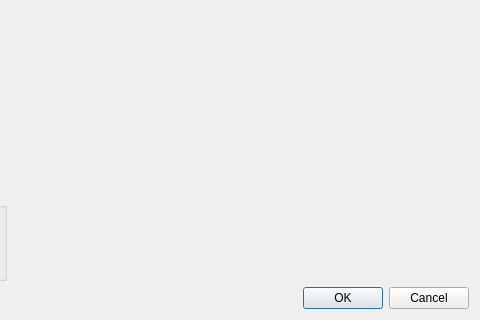
This is frameworks/tomography/Preprocessing/StdPreprocModulesGUI/src/vostripecleandlg.ui in neutronimaging/imagingsuite as Qt 5 draws it before an edit; both pictures show x 472 to 952 and y 192 to 512 of the 952 by 512 pixel window. The edited form follows.
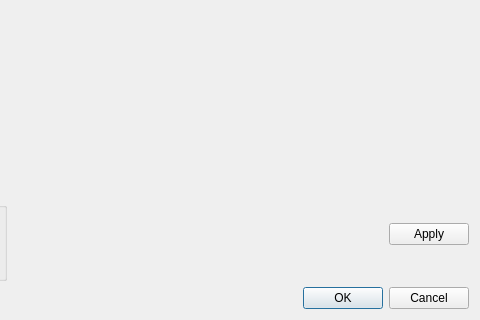
This is the edited form. Custom widgets are drawn as their Qt base class.

What changed in the file:
```diff
--- a/frameworks/tomography/Preprocessing/StdPreprocModulesGUI/src/vostripecleandlg.ui
+++ b/frameworks/tomography/Preprocessing/StdPreprocModulesGUI/src/vostripecleandlg.ui
@@ -209,6 +209,13 @@
        </property>
       </spacer>
      </item>
+     <item>
+      <widget class="QPushButton" name="pushButton_apply">
+       <property name="text">
+        <string>Apply</string>
+       </property>
+      </widget>
+     </item>
     </layout>
    </item>
    <item>
```
